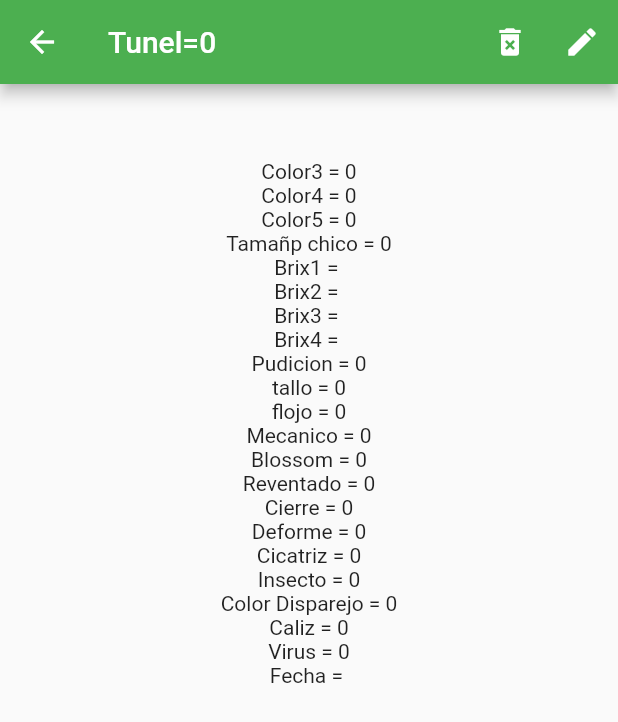
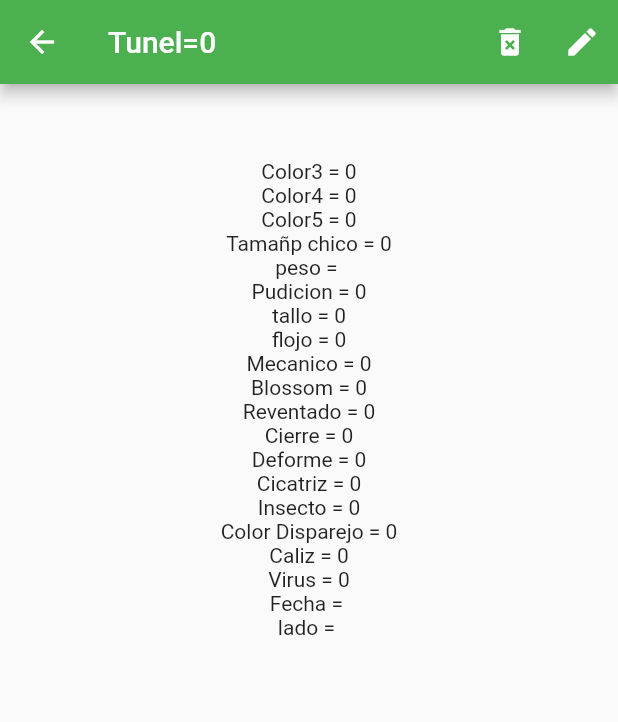
Before and after one commit to rafai77/front_calidadF, a Flutter app: the RegInfo12 screen opened directly with empty values, on a phone screen of 412 x 824 dp. Shown: the top 722 px of the screen. Run offline on Flutter 3.47's test engine with Material 2 defaults, Android fonts, the phone set to English and light mode, and no system bars; our stand-ins replace connectivity, shared_preferences; missing offline and left inert: dart:ffi; accounts and stored records are empty.

Commit message:
modificacion de las paginas del inv 12

```diff
--- a/lib/pages/inv-12/Registros12.dart
+++ b/lib/pages/inv-12/Registros12.dart
@@ -262,10 +262,6 @@ class _RegistrosViewState12 extends State<RegistrosView12> {
               i['num_color4'],
               i["num_color5"],
               i['tamchico'],
-              i["Brix1"],
-              i["Brix2"],
-              i["Brix3"],
-              i["Brix4"],
               i["peso"],
               i['pudricion'],
               i['tallo'],
@@ -280,7 +276,8 @@ class _RegistrosViewState12 extends State<RegistrosView12> {
               i['color_disparejo'],
               i['caliz'],
               i['viruz'],
-              i['fecha']);
+              i['fecha'],
+              i['lado']);
           aux.add(r);
         }
         setState(() {
--- a/lib/pages/inv-12/Viewlocal12.dart
+++ b/lib/pages/inv-12/Viewlocal12.dart
@@ -253,10 +253,6 @@ class _ViewlocalState12 extends State<Viewlocal12> {
           i['num_color4'],
           i["num_color5"],
           i['tamchico'],
-          i["Brix1"],
-          i["Brix2"],
-          i["Brix3"],
-          i["Brix4"],
           i["peso"],
           i['pudricion'],
           i['tallo'],
@@ -271,7 +267,8 @@ class _ViewlocalState12 extends State<Viewlocal12> {
           i['color_disparejo'],
           i['caliz'],
           i['viruz'],
-          i['fecha']);
+          i['fecha'],
+          i['lado']);
       //print(r.blossom);
       aux.add(r);
     }
--- a/lib/pages/inv-12/regi12.dart
+++ b/lib/pages/inv-12/regi12.dart
@@ -9,10 +9,6 @@ class Regi12 {
   int num_color4;
   int num_color5;
   int tamchico;
-  dynamic Brix1;
-  dynamic Brix2;
-  dynamic Brix3;
-  dynamic Brix4;
   dynamic peso;
   int pudricion;
   int tallo;
@@ -28,6 +24,7 @@ class Regi12 {
   int caliz;
   int viruz;
   String fecha;
+  String lado;
 
   Regi12(
       this.id_reg,
@@ -38,10 +35,6 @@ class Regi12 {
       this.num_color4,
       this.num_color5,
       this.tamchico,
-      this.Brix1,
-      this.Brix2,
-      this.Brix3,
-      this.Brix4,
       this.peso,
       this.pudricion,
       this.tallo,
@@ -56,5 +49,6 @@ class Regi12 {
       this.color_disparejo,
       this.caliz,
       this.viruz,
-      this.fecha);
+      this.fecha,
+      this.lado);
 }
--- a/lib/pages/inv-12/registro12.dart
+++ b/lib/pages/inv-12/registro12.dart
@@ -34,10 +34,6 @@ class _RegistroState12 extends State<Registro12> {
   TextEditingController numC2 = TextEditingController(); // numero de color 2
   TextEditingController numC3 = TextEditingController(); // numero de color 3
   TextEditingController tam = TextEditingController(); // tamaño
-  TextEditingController brix1 = TextEditingController(); // tamaño
-  TextEditingController brix2 = TextEditingController(); // tamaño
-  TextEditingController brix3 = TextEditingController(); // tamaño
-  TextEditingController brix4 = TextEditingController(); // tamaño
   TextEditingController peso = TextEditingController(); // tamaño
   int pudricion = 0;
   int v;
@@ -45,6 +41,8 @@ class _RegistroState12 extends State<Registro12> {
   Regi12 r;
   int id = 0;
   String invernadero;
+  bool ladoi = false; // false es para S y true para N
+  String laredo = "S";
 
   var dano = {
     'pudricion': 0,
@@ -74,10 +72,6 @@ class _RegistroState12 extends State<Registro12> {
       numC2.text = this.r.num_color4.toString();
       numC3.text = this.r.num_color5.toString();
       tam.text = this.r.tamchico.toString();
-      brix1.text = this.r.Brix1.toString();
-      brix2.text = this.r.Brix2.toString();
-      brix3.text = this.r.Brix3.toString();
-      brix4.text = this.r.Brix4.toString();
       peso.text = this.r.peso.toString();
       dano['pudricion'] = this.r.pudricion;
       dano['dano_Tallo'] = this.r.tallo;
@@ -233,10 +227,6 @@ class _RegistroState12 extends State<Registro12> {
         numC2 == "" ||
         numC3 == "" ||
         tam.text == "" ||
-        brix1.text == "" ||
-        brix2.text == "" ||
-        brix3.text == "" ||
-        brix4.text == "" ||
         peso.text == "") {
       setState(() {
         mensaje = "Cajas de texto vacias\nComplete todos los espacios";
@@ -266,11 +256,7 @@ class _RegistroState12 extends State<Registro12> {
           'num_color4': int.parse(numC2.text),
           'num_color5': int.parse(numC3.text),
           'tamchico': int.parse(tam.text),
-          'Brix1': double.parse(brix1.text),
-          'Brix2': double.parse(brix2.text),
-          'Brix3': double.parse(brix3.text),
-          'Brix4': double.parse(brix4.text),
-          'peso': double.parse(brix4.text),
+          'peso': double.parse(peso.text),
           'pudricion': dano['pudricion'],
           'tallo': dano['dano_Tallo'],
           "flojo": dano["Flojo"],
@@ -379,11 +365,8 @@ class _RegistroState12 extends State<Registro12> {
           'num_color4': int.parse(numC2.text),
           'num_color5': int.parse(numC3.text),
           'tamchico': int.parse(tam.text),
-          'Brix1': double.parse(brix1.text),
-          'Brix2': double.parse(brix2.text),
-          'Brix3': double.parse(brix3.text),
-          'Brix4': double.parse(brix4.text),
-          'peso': double.parse(brix4.text),
+          'peso': double.parse(peso.text),
+          "lado": laredo,
           'pudricion': dano['pudricion'],
           'tallo': dano['dano_Tallo'],
           "flojo": dano["Flojo"],
@@ -533,11 +516,20 @@ class _RegistroState12 extends State<Registro12> {
                     caja("Color-4", numC2),
                     caja("Color-5", numC3),
                     caja("Tamaño Menor", tam),
-                    caja("Brix", brix1),
-                    caja("Brix2", brix2),
-                    caja("Brix3", brix3),
-                    caja("Brix4", brix4),
                     caja("peso", peso),
+                    Text("Lado =" + laredo),
+                    Switch(
+                        value: ladoi,
+                        onChanged: (val) {
+                          setState(() {
+                            ladoi = val;
+                            if (ladoi)
+                              laredo = "N";
+                            else
+                              laredo = "S";
+                            print(laredo);
+                          });
+                        }),
                   ],
                 ),
               ),
--- a/lib/pages/inv-12/registro12info.dart
+++ b/lib/pages/inv-12/registro12info.dart
@@ -144,10 +144,7 @@ class _RegInfoState12 extends State<RegInfo12> {
                         Text("Color4 = " + r.num_color4.toString()),
                         Text("Color5 = " + r.num_color5.toString()),
                         Text("Tamañp chico = " + r.tamchico.toString()),
-                        Text("Brix1 = " + r.Brix1.toString()),
-                        Text("Brix2 = " + r.Brix2.toString()),
-                        Text("Brix3 = " + r.Brix1.toString()),
-                        Text("Brix4 = " + r.Brix2.toString()),
+                        Text("peso = " + r.peso.toString()),
                         Text("Pudicion = " + r.pudricion.toString()),
                         Text("tallo = " + r.tallo.toString()),
                         Text("flojo = " + r.flojo.toString()),
@@ -163,6 +160,7 @@ class _RegInfoState12 extends State<RegInfo12> {
                         Text("Caliz = " + r.caliz.toString()),
                         Text("Virus = " + r.viruz.toString()),
                         Text("Fecha = " + r.fecha.toString()),
+                        Text("lado = " + r.lado.toString()),
                       ],
                     )))));
   }
--- a/lib/pages/registro.dart
+++ b/lib/pages/registro.dart
@@ -44,7 +44,7 @@ class _RegistroState extends State<Registro> {
   int id = 0;
   String invernadero;
   bool ladoi = false; // false es para S y true para N
-  String laredo = "";
+  String laredo = "S";
 
   var dano = {
     'pudricion': 0,
```
